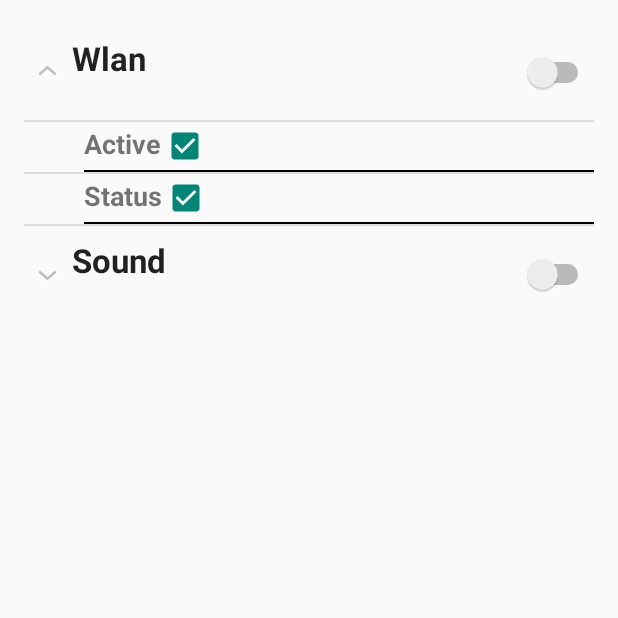
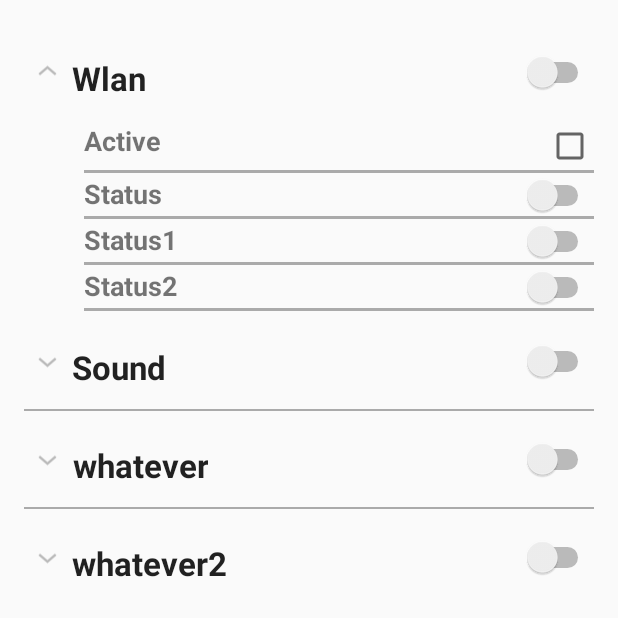
Before and after one commit to ofrendo/MobileAndroid, an Android app: the RuleAction screen opened directly, with no data from a screen before it, after a tap on "Wlan", on a phone screen of 412 x 824 dp, the top half of it. Run offline under Robolectric (Android 15) with nearby library versions, the phone set to English and light mode, and no system bars.

Commit message:
updated rule layout, rules added : checkbox, switch

```diff
--- a/app/src/main/java/org/dhbw/geo/ListView/Child.java
+++ b/app/src/main/java/org/dhbw/geo/ListView/Child.java
@@ -14,20 +14,26 @@ public class Child {
     public static final int CHECKBOX = 0;
     public static final int RADIOBUTTONS = 1;
     public static final int SLIDER = 2;
+    public static final int SWITCH = 3;
     public static final int TEXTINPUT = 4;
     public static final int NUMBERINPUT = 5;
 
-    //checkbox / ActivateCheckbox
+    //checkbox / switch
     public boolean checked;
 
-    public Child(String name, boolean checked){
+    //checkbox
+    public Child(String name, boolean checked, boolean checkBox){
+        if (checkBox)
         type = CHECKBOX;
+        else
+        type = SWITCH;
         this.name = name;
         this.checked = checked;
     }
 
-    //Dropdown
+    //Radiobuttons
     public ArrayList<String> options;
+    public String selectedOption;
     public Child (String name, ArrayList<String> options){
         type = RADIOBUTTONS;
         this.name = name;
@@ -39,6 +45,7 @@ public class Child {
         this.options = new ArrayList<String>(Arrays.asList(options));
     }
 
+
     //Slider
     public int value;
     public int min;
--- a/app/src/main/java/org/dhbw/geo/ListView/MyExpandableListAdapter.java
+++ b/app/src/main/java/org/dhbw/geo/ListView/MyExpandableListAdapter.java
@@ -4,8 +4,7 @@ package org.dhbw.geo.ListView;
  * Created by Joern on 05.06.2015.
  */
 import android.app.Activity;
-import android.util.SparseArray;
-import android.view.Gravity;
+import android.util.Log;
 import android.view.LayoutInflater;
 import android.view.View;
 import android.view.View.OnClickListener;
@@ -15,7 +14,8 @@ import android.widget.CheckBox;
 import android.widget.CheckedTextView;
 import android.widget.CompoundButton;
 import android.widget.ExpandableListView;
-import android.widget.LinearLayout;
+import android.widget.RadioButton;
+import android.widget.RadioGroup;
 import android.widget.RelativeLayout;
 import android.widget.Switch;
 import android.widget.TextView;
@@ -23,7 +23,6 @@ import android.widget.Toast;
 
 import org.dhbw.geo.R;
 
-import java.lang.reflect.Array;
 import java.util.ArrayList;
 
 public class MyExpandableListAdapter extends BaseExpandableListAdapter {
@@ -47,22 +46,85 @@ public class MyExpandableListAdapter extends BaseExpandableListAdapter {
     public long getChildId(int groupPosition, int childPosition) {
         return 0;
     }
-
+    final String tag = "getChild";
     @Override
-    public View getChildView(final int groupPosition, final int childPosition,
+    public View getChildView(int groupPosition, int childPosition,
                              boolean isLastChild, View convertView, ViewGroup parent) {
         final Child childObject = (Child) getChild(groupPosition,childPosition);
         //final String children = (String) getChild(groupPosition, childPosition);
+
+        final String groupName = ((Group)getGroup(groupPosition)).string;
+
+        Log.i(tag, "group"+groupPosition);
+        Log.i(tag, "child" + childPosition);
+
+
+
         final String children = childObject.name;
         TextView text = null;
-        if (convertView == null) {
-            convertView = inflater.inflate(R.layout.listrow_details, null);
-
-            LinearLayout rowContainer = (LinearLayout) convertView.findViewById(R.id.RowContainer);
-            text = (TextView) convertView.findViewById(R.id.textView1);
-            text.setText(children);
+        if (convertView == convertView) {
+        Log.i(tag, groupPosition + " "+childPosition+ "created");
 
             switch (childObject.type){
+                case Child.SWITCH:
+                    convertView = inflater.inflate(R.layout.rule_switch, null);
+                    Switch switchObject = (Switch)convertView.findViewById(R.id.rule_switch);
+                    switchObject.setOnCheckedChangeListener(new CompoundButton.OnCheckedChangeListener() {
+                        @Override
+                        public void onCheckedChanged(CompoundButton buttonView, boolean isChecked) {
+                            Log.i(tag,groupName);
+                            Log.i(tag,childObject.name + "changed to "+ isChecked);
+                            childObject.checked =  isChecked;
+                        }
+                    });
+                    text = (TextView) convertView.findViewById(R.id.rule_text);
+                    text.setText(children);
+                    break;
+                case Child.CHECKBOX:
+                    convertView = inflater.inflate(R.layout.rule_checkbox, null);
+                    final CheckBox checkObject = (CheckBox)convertView.findViewById(R.id.rule_checkbox);
+                    checkObject.setOnCheckedChangeListener(new CompoundButton.OnCheckedChangeListener() {
+                        @Override
+                        public void onCheckedChanged(CompoundButton buttonView, boolean isChecked) {
+                            Log.i(tag,groupName);
+                            Log.i(tag,childObject.name + "changed to "+ isChecked);
+                            childObject.checked =  isChecked;
+                        }
+                    });
+                    text = (TextView) convertView.findViewById(R.id.rule_text);
+                    text.setText(children);
+                    break;
+                case Child.RADIOBUTTONS:
+                    convertView = inflater.inflate(R.layout.rule_radio, null);
+                    RadioGroup radioGroup = (RadioGroup) convertView.findViewById(R.id.rule_radiogroup);
+                    for (int i = 0; i<childObject.options.size(); i++){
+                        RadioButton radioButton = new RadioButton(activity);
+                        radioGroup.addView(radioButton);
+                        radioButton.setText(childObject.options.get(i));
+                    }
+                    radioGroup.setOnCheckedChangeListener(new RadioGroup.OnCheckedChangeListener() {
+                        @Override
+                        public void onCheckedChanged(RadioGroup group, int checkedId) {
+                            Log.i(tag,groupName);
+                            Log.i(tag,childObject.name + "selected  to "+ childObject.options.get(checkedId));
+                            childObject.selectedOption = childObject.options.get(checkedId);
+                        }
+                    });
+                    text = (TextView) convertView.findViewById(R.id.rule_text);
+                    text.setText(children);
+                    break;
+                default:
+                    //convertView = inflater.inflate(R.layout.listrow_details, null);
+                    //text = (TextView) convertView.findViewById(R.id.rule_text);
+                    //text.setText(children);
+                    break;
+            }
+
+
+
+            //LinearLayout rowContainer = (LinearLayout) convertView.findViewById(R.id.RowContainer);
+
+            /*switch (childObject.type){
                 case Child.CHECKBOX:
 
                     CheckBox checkbox = new CheckBox(activity);
@@ -77,9 +139,11 @@ public class MyExpandableListAdapter extends BaseExpandableListAdapter {
 
                     break;
                 default: break;
-            }
+            }*/
         }
-
+        Log.i(tag,"type "+childObject.type);
+        Log.i(tag,"id" + convertView.getId());
+        Log.i(tag, "################");
 
 
 
@@ -111,11 +175,13 @@ public class MyExpandableListAdapter extends BaseExpandableListAdapter {
 
     @Override
     public void onGroupCollapsed(int groupPosition) {
+        Log.i(tag,"group collapsed" + groupPosition);
         super.onGroupCollapsed(groupPosition);
     }
 
     @Override
     public void onGroupExpanded(int groupPosition) {
+        Log.i(tag,"group expanded" + groupPosition);
         super.onGroupExpanded(groupPosition);
     }
 
@@ -150,7 +216,7 @@ public class MyExpandableListAdapter extends BaseExpandableListAdapter {
         return convertView; */
 
 
-        CheckedTextView text = (CheckedTextView)convertView.findViewById(R.id.textView1);
+        CheckedTextView text = (CheckedTextView)convertView.findViewById(R.id.rule_text);
 
         text.setText(group.string);
         text.setChecked(isExpanded);
@@ -159,10 +225,11 @@ public class MyExpandableListAdapter extends BaseExpandableListAdapter {
             @Override
             public void onClick(View v) {
                 ExpandableListView list = (ExpandableListView) activity.findViewById(R.id.expandableListView);
+                list.destroyDrawingCache();
                 if (list.isGroupExpanded(groupPosition)) {
                     list.collapseGroup(groupPosition);
                 } else {
-                    list.expandGroup(groupPosition);
+                    list.expandGroup(groupPosition,true);
                 }
             }
         });
@@ -172,11 +239,11 @@ public class MyExpandableListAdapter extends BaseExpandableListAdapter {
 
     @Override
     public boolean hasStableIds() {
-        return false;
+        return true;
     }
 
     @Override
     public boolean isChildSelectable(int groupPosition, int childPosition) {
-        return true;
+        return false;
     }
 }
--- a/app/src/main/java/org/dhbw/geo/ui/RuleAction.java
+++ b/app/src/main/java/org/dhbw/geo/ui/RuleAction.java
@@ -39,16 +39,27 @@ public class RuleAction extends Activity {
         }*/
 
         Group group = new Group ("Wlan");
-        group.add(new Child("Active", true));
-        group.add(new Child("Status",true));
+        group.add(new Child("Active", true,true));
+        group.add(new Child("Status",true,false));
+        group.add(new Child("Status1",true,false));
+        group.add(new Child("Status2",true,false));
 
         Group group2 = new Group("Sound");
-        group2.add(new Child("Active",true));
-
+        group2.add(new Child("Active",true,true));
+        String [] options = {"hallo","hallo2"};
+        //group2.add(new Child("group",options));
         groups.add(group);
         groups.add(group2);
 
+        Group group3 = new Group("whatever");
+        group3.add(new Child("active", true,true));
+        group3.add(new Child("status", true,false));
 
+        Group group4 = new Group("whatever2");
+        group4.add(new Child("active", true,true));
+        group4.add(new Child("status", true,false));
+        groups.add(group3);
+        groups.add(group4);
     }
 
 
--- a/app/src/main/res/layout/activity_rule_action.xml
+++ b/app/src/main/res/layout/activity_rule_action.xml
@@ -10,5 +10,10 @@
         android:layout_height="wrap_content"
         android:id="@+id/expandableListView"
         android:layout_alignParentTop="true"
-        android:layout_centerHorizontal="true" />
+        android:layout_centerHorizontal="true"
+        android:divider="@android:color/darker_gray"
+        android:dividerHeight="1dp"
+        android:drawSelectorOnTop="false"
+        android:footerDividersEnabled="true"
+        android:headerDividersEnabled="true" />
 </RelativeLayout>
--- a/app/src/main/res/layout/listrow_group.xml
+++ b/app/src/main/res/layout/listrow_group.xml
@@ -6,18 +6,20 @@
 
     <CheckedTextView xmlns:android="http://schemas.android.com/apk/res/android"
         xmlns:tools="http://schemas.android.com/tools"
-        android:id="@+id/textView1"
+        android:id="@+id/rule_text"
         android:layout_width="wrap_content"
         android:layout_height="?android:attr/listPreferredItemHeight"
-        android:gravity="left"
         android:paddingLeft="32dp"
         android:paddingTop="8dp"
         android:textSize="@dimen/abc_text_size_large_material"
         android:textStyle="bold"
+        android:text="test"
+        android:textAlignment="center"
+        android:layout_alignWithParentIfMissing="false"
         android:layout_alignParentTop="true"
         android:layout_alignParentLeft="true"
         android:layout_alignParentStart="true"
-        android:text="test" />
+        android:gravity="center" />
 
     <Switch
         android:layout_width="wrap_content"
@@ -26,7 +28,8 @@
         android:layout_alignParentTop="true"
         android:layout_alignParentRight="true"
         android:layout_alignParentEnd="true"
-        android:layout_alignBottom="@+id/textView1" />
+        android:layout_alignBottom="@+id/rule_text" />
+
 
 
 </RelativeLayout>
--- a/app/src/main/res/layout/listrow_details.xml
+++ b/app/src/main/res/layout/rule_checkbox.xml
@@ -8,27 +8,42 @@
     android:paddingLeft="40dp"
     tools:context=".MainActivity" >
 
-    <LinearLayout
+    <RelativeLayout
         android:orientation="horizontal"
         android:layout_width="match_parent"
         android:layout_height="match_parent"
         android:id="@+id/RowContainer">
 
         <TextView
-            android:id="@+id/textView1"
+            android:id="@+id/rule_text"
             android:layout_width="wrap_content"
             android:layout_height="wrap_content"
             android:drawablePadding="5dp"
             android:gravity="center_vertical"
             android:text="@string/hello_world"
             android:textSize="@dimen/abc_text_size_medium_material"
-            android:textStyle="bold" >
+            android:textStyle="bold"
+            android:layout_alignParentTop="true"
+            android:layout_alignParentLeft="true"
+            android:layout_alignParentStart="true">
         </TextView>
-    </LinearLayout>
+
+        <CheckBox
+            android:layout_width="wrap_content"
+            android:layout_height="wrap_content"
+            android:id="@+id/rule_checkbox"
+            android:layout_alignParentTop="true"
+            android:layout_alignParentRight="true"
+            android:layout_alignParentEnd="true"
+            android:checked="false" />
+
+
+    </RelativeLayout>
 
     <View
-        android:layout_width="match_parent"
-        android:layout_height="1dp"
-        android:background="@android:color/black" />
+        android:layout_width="fill_parent"
+        android:layout_height="2dp"
+        android:background="@android:color/darker_gray"/>
+
 
 </LinearLayout>
--- /dev/null
+++ b/app/src/main/res/layout/rule_switch.xml
@@ -0,0 +1,46 @@
+<?xml version="1.0" encoding="utf-8"?>
+<LinearLayout xmlns:android="http://schemas.android.com/apk/res/android"
+xmlns:tools="http://schemas.android.com/tools"
+android:layout_width="match_parent"
+android:layout_height="40dp"
+android:clickable="true"
+android:orientation="vertical"
+android:paddingLeft="40dp"
+tools:context=".MainActivity" >
+
+
+<RelativeLayout
+    android:orientation="horizontal"
+    android:layout_width="match_parent"
+    android:layout_height="match_parent"
+    android:id="@+id/RowContainer">
+
+    <TextView
+        android:id="@+id/rule_text"
+        android:layout_width="wrap_content"
+        android:layout_height="wrap_content"
+        android:drawablePadding="5dp"
+        android:gravity="center_vertical"
+        android:text="@string/hello_world"
+        android:textSize="@dimen/abc_text_size_medium_material"
+        android:textStyle="bold"
+        android:layout_alignParentTop="true"
+        android:layout_alignParentLeft="true"
+        android:layout_alignParentStart="true">
+    </TextView>
+
+    <Switch
+        android:layout_width="wrap_content"
+        android:layout_height="wrap_content"
+        android:id="@+id/rule_switch"
+        android:layout_alignParentTop="true"
+        android:layout_alignParentRight="true"
+        android:layout_alignParentEnd="true"
+        android:checked="false" />
+</RelativeLayout>
+    <View
+        android:layout_width="fill_parent"
+        android:layout_height="2dp"
+        android:background="@android:color/darker_gray"/>
+
+</LinearLayout>
```
Also changed, not shown: app/src/main/java/org/dhbw/geo/ui/Rule.java (+0 -21 lines), app/src/main/res/layout/rule_radio.xml (added, +37 -0 lines).
